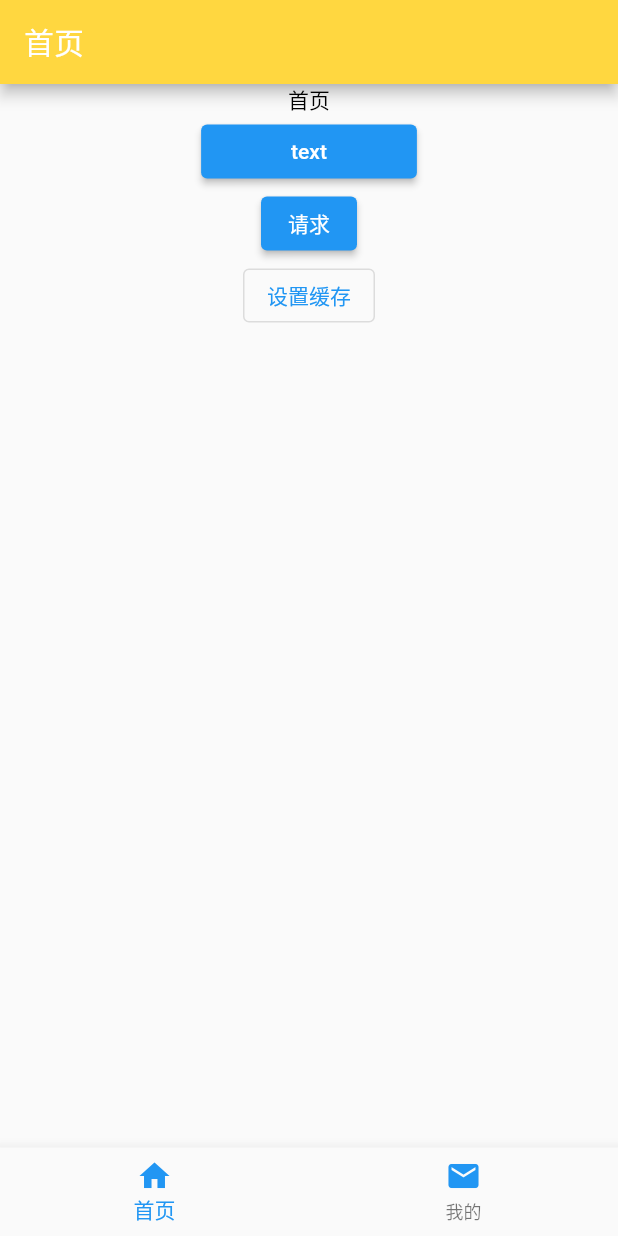
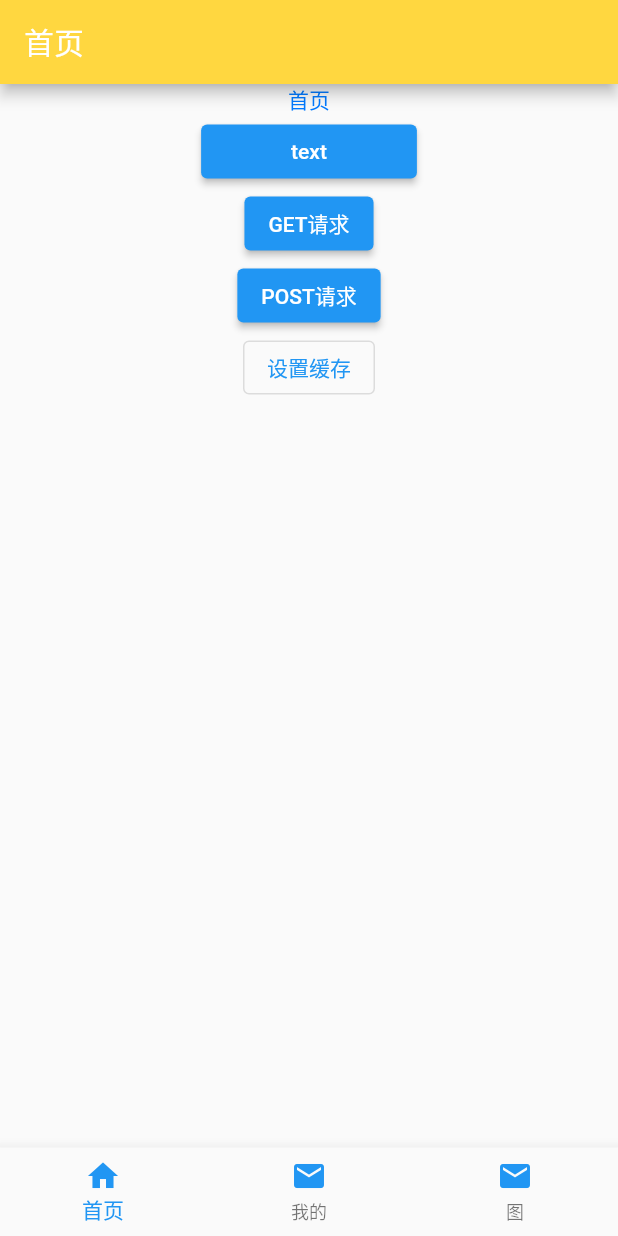
Before and after one commit to laihaojie/flutterTpl, a Flutter app: the screen it shows after launch, on a phone screen of 412 x 824 dp. Run offline on Flutter 3.47's test engine with Material 2 defaults, Android fonts, the phone set to English and light mode, and no system bars; our stand-ins replace charts_flutter, connectivity_plus, dio, flutter_easyloading, fluttertoast, pretty_dio_logger and 1 more.

Commit message:
添加charts

```diff
--- a/lib/bottomNavigation.dart
+++ b/lib/bottomNavigation.dart
@@ -1,4 +1,5 @@
 import 'package:flutter/material.dart';
+import 'package:flutter_tpl/pages/chars.dart';
 import 'package:flutter_tpl/pages/homePage.dart';
 import 'package:flutter_tpl/pages/myPage.dart';
 
@@ -13,7 +14,7 @@ class BottomNavigationWidgetState extends State<BottomNavigationWidget> {
   final _bottomNavigationColor = Colors.blue;
   int _currentIndex = 0;
 
-  List<Widget> list = [const HomePage(), MyPage()];
+  List<Widget> list = [const HomePage(), MyPage(), ChartPage1()];
 
   @override
   void initState() {
@@ -38,6 +39,12 @@ class BottomNavigationWidgetState extends State<BottomNavigationWidget> {
                 color: _bottomNavigationColor,
               ),
               label: '我的'),
+          BottomNavigationBarItem(
+              icon: Icon(
+                Icons.email,
+                color: _bottomNavigationColor,
+              ),
+              label: '图'),
         ],
         currentIndex: _currentIndex,
         onTap: (int index) {
--- a/lib/pages/homePage.dart
+++ b/lib/pages/homePage.dart
@@ -51,7 +51,7 @@ class _HomePageState extends State<HomePage> {
           children: [
             Text(
               "首页$test",
-              style: TextStyle(color: Utils.cl("#000")),
+              style: TextStyle(color: Utils.cl("#027AFF")),
             ),
             ElButton(
               "text",
@@ -67,12 +67,20 @@ class _HomePageState extends State<HomePage> {
                   dynamic response = await get("/api/account/test");
                   print(response);
                 },
-                child: const Text("请求")),
+                child: const Text("GET请求")),
+            ElevatedButton(
+                onPressed: () async {
+                  dynamic response = await post("/api/account/post",
+                      data: {"ds": SpUtil().localGet("token")});
+                  print(response);
+                },
+                child: const Text("POST请求")),
             OutlinedButton(
                 onPressed: () async {
                   // print(SpUtil() == SpUtil());
                   setState(() {
                     SpUtil().localSet("test", "我是缓存内容1");
+                    SpUtil().localSet("token", "fafdafadfer234ewf2");
                   });
                 },
                 child: const Text("设置缓存")),
--- a/lib/request/request.dart
+++ b/lib/request/request.dart
@@ -151,3 +151,7 @@ class ApiResponse {
 Future get(String path, {Map<String, dynamic>? params}) {
   return Http().get(path, params: params);
 }
+
+Future post(String path, {data}) {
+  return Http().post(path, data: data);
+}
--- a/lib/utils/util.dart
+++ b/lib/utils/util.dart
@@ -1,10 +1,14 @@
 import 'dart:ui';
+
 class Utils {
   static Color cl([String code = "#999999"]) {
-    if (code.isNotEmpty && code[0] == "#" && code.length == 4) {
+    if (code.isEmpty ||
+        code[0] != "#" ||
+        (code.length != 4 && code.length != 7)) {
+      throw "传的字符串格式错误";
+    }
+    if (code.length == 4) {
       code = "#${code[1]}${code[1]}${code[2]}${code[2]}${code[3]}${code[3]}";
-    } else {
-      code = "#999999";
     }
     return Color(int.parse(code.substring(1, 7), radix: 16) + 0xFF000000);
   }
--- a/pubspec.yaml
+++ b/pubspec.yaml
@@ -37,6 +37,7 @@ dependencies:
   fluttertoast: ^8.0.8
   connectivity_plus: ^1.1.0
   shared_preferences: ^2.0.13
+  charts_flutter: ^0.12.0
 
   # The following adds the Cupertino Icons font to your application.
   # Use with the CupertinoIcons class for iOS style icons.
```
Also changed, not shown: lib/pages/chars.dart (added, +70 -0 lines), pubspec.lock.
